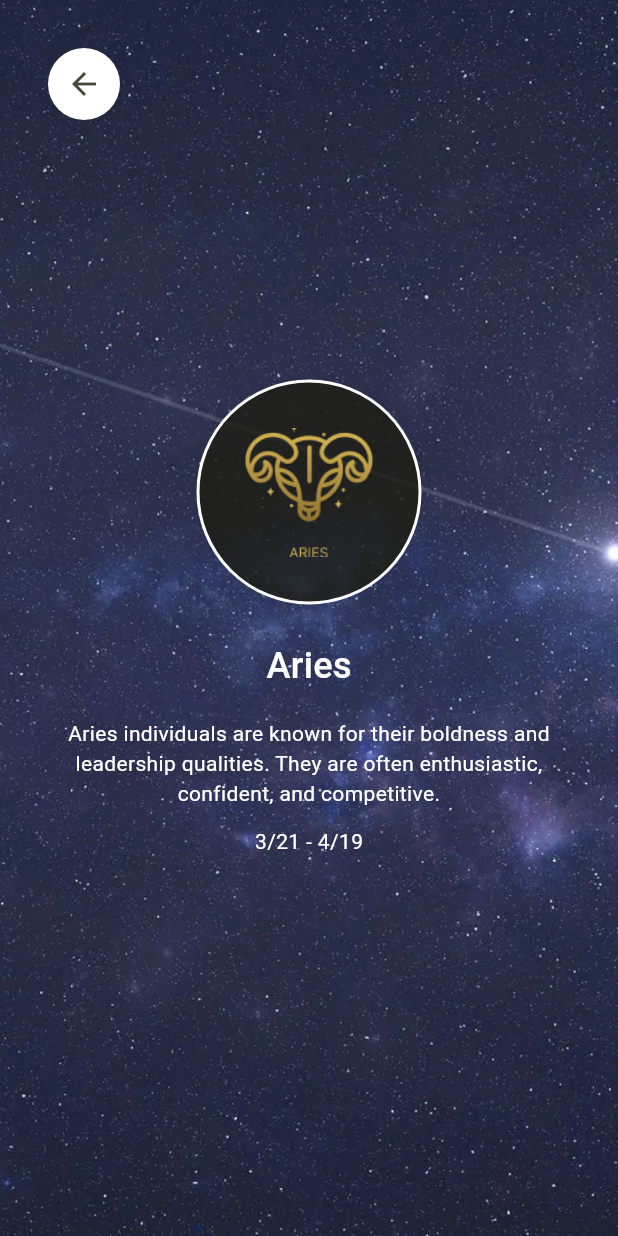
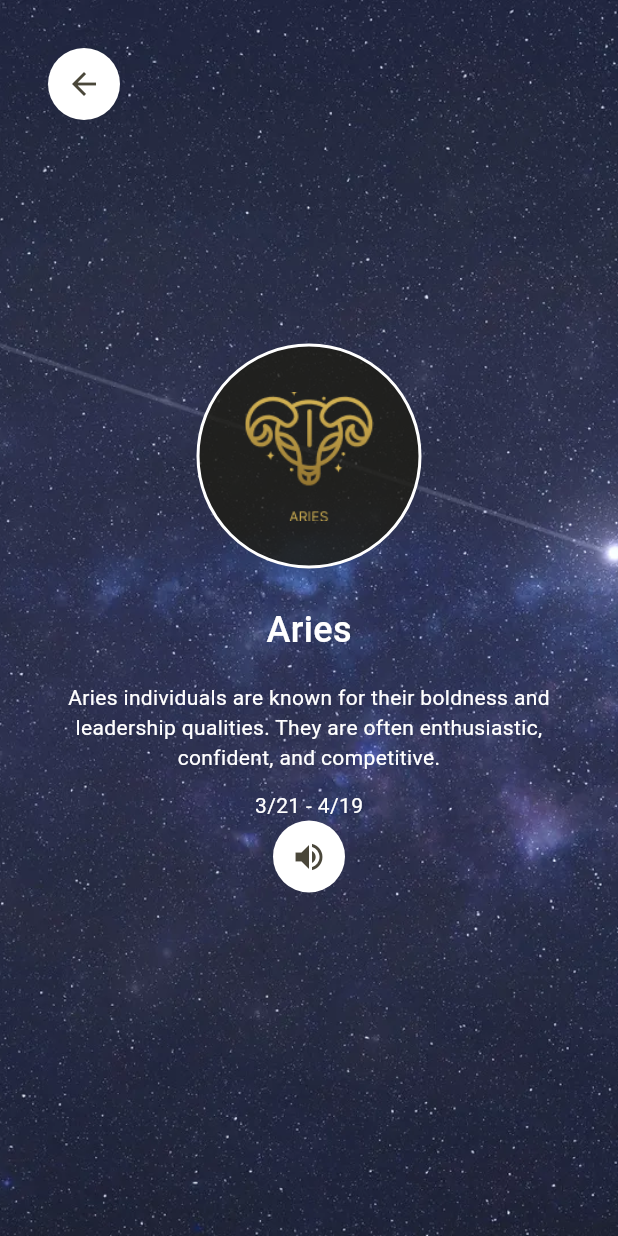
Before and after one commit to wiyantoeric/constellation, a Flutter app: the ConstellationPage screen opened directly with sample values from the repository, after a tap on the "arrow back" icon, on a phone screen of 412 x 824 dp. Run offline on Flutter 3.47's test engine with Material 2 defaults, Android fonts, the phone set to English and light mode, and no system bars; our stand-ins replace flutter_tts, go_router.

Commit message:
feat: integrate tts

```diff
--- /dev/null
+++ b/lib/common/tts.dart
@@ -0,0 +1,3 @@
+import 'package:flutter_tts/flutter_tts.dart';
+
+FlutterTts flutterTts = FlutterTts();
--- a/lib/page/constellation_page.dart
+++ b/lib/page/constellation_page.dart
@@ -1,3 +1,4 @@
+import 'package:constellation/common/tts.dart';
 import 'package:constellation/model/constellation.dart';
 import 'package:flutter/material.dart';
 import 'package:go_router/go_router.dart';
@@ -33,7 +34,10 @@ class _ConstellationPageState extends State<ConstellationPage> {
                 shape: BoxShape.circle, // Make it a circular shape
               ),
               child: IconButton(
-                onPressed: () => context.go('/'),
+                onPressed: () async {
+                  await flutterTts.stop();
+                  context.go('/');
+                },
                 icon: const Icon(Icons.arrow_back),
               ),
             ),
@@ -89,6 +93,17 @@ class _ConstellationPageState extends State<ConstellationPage> {
                           color: Colors.white,
                         ),
                       ),
+                      Container(
+                        decoration: const BoxDecoration(
+                          color:
+                              Colors.white, // Set the background color to white
+                          shape: BoxShape.circle, // Make it a circular shape
+                        ),
+                        child: IconButton(
+                          onPressed: () async => await flutterTts.speak(widget.constellation.desc),
+                          icon: const Icon(Icons.volume_up_sharp),
+                        ),
+                      ),
                     ],
                   )
                 ],
```
